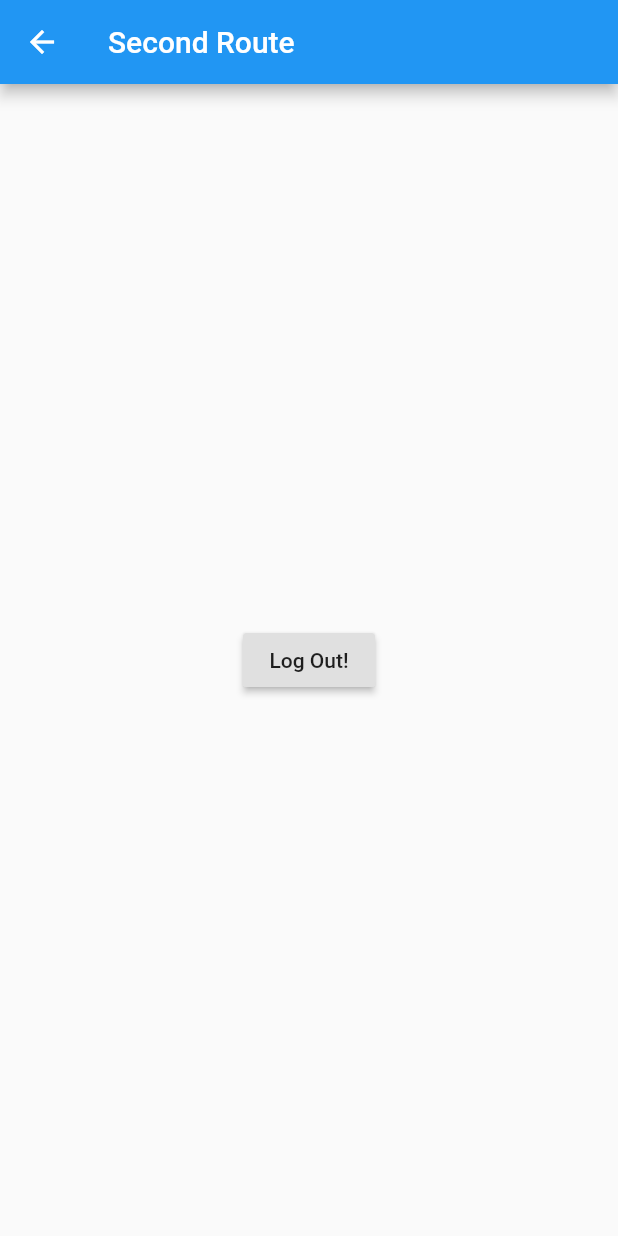
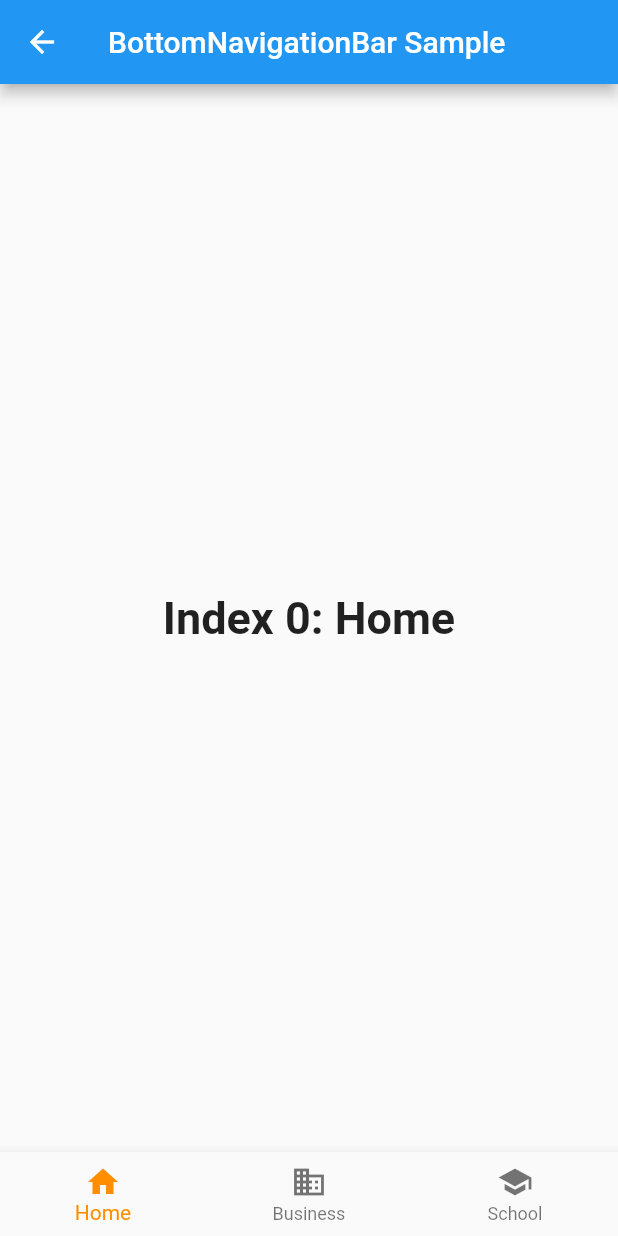
Before and after one commit to phong-et/ata_draft, a Flutter app: the HomePage screen opened by its route, on a phone screen of 412 x 824 dp. Run offline on Flutter 3.47's test engine with Material 2 defaults, Android fonts, the phone set to English and light mode, and no system bars.

Commit message:
create HomePage after login
has three tabs, includes icon and above text

```diff
--- a/lib/Screens/HomePage.dart
+++ b/lib/Screens/HomePage.dart
@@ -1,20 +1,64 @@
 import 'package:flutter/material.dart';
 
-class HomePage extends StatelessWidget {
+class HomePage extends StatefulWidget {
+  HomePage({Key key}) : super(key: key);
+
+  @override
+  _HomePageState createState() => _HomePageState();
+}
+
+class _HomePageState extends State<HomePage> {
+  int _selectedIndex = 0;
+  static const TextStyle optionStyle =
+      TextStyle(fontSize: 30, fontWeight: FontWeight.bold);
+  static const List<Widget> _widgetOptions = <Widget>[
+    Text(
+      'Index 0: Home',
+      style: optionStyle,
+    ),
+    Text(
+      'Index 1: Business',
+      style: optionStyle,
+    ),
+    Text(
+      'Index 2: School',
+      style: optionStyle,
+    ),
+  ];
+
+  void _onItemTapped(int index) {
+    setState(() {
+      _selectedIndex = index;
+    });
+  }
+
   @override
   Widget build(BuildContext context) {
     return Scaffold(
       appBar: AppBar(
-        title: Text("Second Route"),
+        title: const Text('BottomNavigationBar Sample'),
       ),
       body: Center(
-        child: RaisedButton(
-          onPressed: () {
-            // Navigate back to first route when tapped.
-            Navigator.pop(context);
-          },
-          child: Text('Log Out!'),
-        ),
+        child: _widgetOptions.elementAt(_selectedIndex),
+      ),
+      bottomNavigationBar: BottomNavigationBar(
+        items: const <BottomNavigationBarItem>[
+          BottomNavigationBarItem(
+            icon: Icon(Icons.home),
+            title: Text('Home'),
+          ),
+          BottomNavigationBarItem(
+            icon: Icon(Icons.business),
+            title: Text('Business'),
+          ),
+          BottomNavigationBarItem(
+            icon: Icon(Icons.school),
+            title: Text('School'),
+          ),
+        ],
+        currentIndex: _selectedIndex,
+        selectedItemColor: Colors.amber[800],
+        onTap: _onItemTapped,
       ),
     );
   }
--- a/lib/Widgets/ATA.dart
+++ b/lib/Widgets/ATA.dart
@@ -1,7 +1,7 @@
 import 'package:flutter/material.dart';
 
 class ATA {
-  static const TextStyle TEXT_STYLE = TextStyle(fontFamily: 'Montserrat', fontSize: 25.0);
-  static const EdgeInsets CONTENT_PADDING = EdgeInsets.fromLTRB(20.0, 15.0, 20.0, 15.0);
-  static OutlineInputBorder outLineInputBorder = OutlineInputBorder(borderRadius: BorderRadius.circular(30.0));
+  static const TextStyle TEXT_STYLE = TextStyle(fontFamily: 'Montserrat', fontSize: 15.0);
+  static const EdgeInsets CONTENT_PADDING = EdgeInsets.fromLTRB(15.0, 10.0, 15.0, 10.0);
+  static OutlineInputBorder outLineInputBorder = OutlineInputBorder(borderRadius: BorderRadius.circular(15.0));
 }
```
